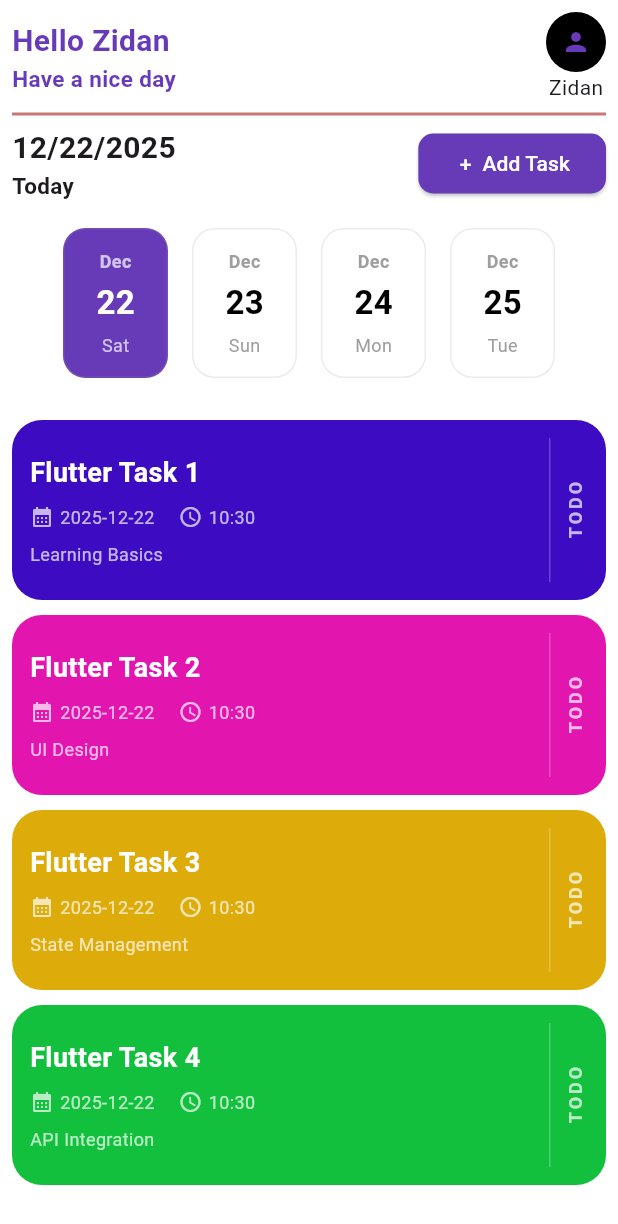
After one commit to muhamedxzidan/Taskaty_App, a Flutter app: the screen it shows after launch, after a tap on "Register", on a phone screen of 412 x 824 dp. The commit adds this screen. Shown: the top 1224 px of the screen. Run offline on Flutter 3.47's test engine with Material 3 defaults, Android fonts, the phone set to English and light mode, and no system bars; our stand-ins replace image_picker, lottie; project files that could hold a hidden picture were left out.

Commit message:
update name && Custom widgets

```diff
--- a/lib/widgets/butoom_widgets.dart
+++ b/lib/widgets/button_widget.dart
@@ -1,9 +1,9 @@
 import 'package:flutter/material.dart';
 
-class ButoomWidgets extends StatelessWidget {
+class ButtonWidget extends StatelessWidget {
   final String text;
   final VoidCallback? onPressed;
-  const ButoomWidgets({super.key, required this.text, required this.onPressed});
+  const ButtonWidget({super.key, required this.text, required this.onPressed});
 
   @override
   Widget build(BuildContext context) {
--- /dev/null
+++ b/lib/widgets/date_section.dart
@@ -0,0 +1,30 @@
+import 'package:flutter/material.dart';
+import 'package:taskaty_app/widgets/button_widget.dart';
+
+class DateSection extends StatelessWidget {
+  const DateSection({super.key});
+
+  @override
+  Widget build(BuildContext context) {
+    DateTime now = DateTime.now();
+    return Row(
+      children: [
+        Column(
+          crossAxisAlignment: CrossAxisAlignment.start,
+          children: [
+            Text(
+              "${now.month}/${now.day}/${now.year}",
+              style: const TextStyle(fontSize: 20, fontWeight: FontWeight.bold),
+            ),
+            const Text(
+              "Today",
+              style: TextStyle(fontSize: 15, fontWeight: FontWeight.bold),
+            ),
+          ],
+        ),
+        const Spacer(),
+        ButtonWidget(text: " +  Add Task", onPressed: () {}),
+      ],
+    );
+  }
+}
--- a/lib/widgets/days_contener_widget.dart
+++ b/lib/widgets/days_container_widget.dart
@@ -1,7 +1,7 @@
 import 'package:flutter/material.dart';
 
-class DaysContenerWidget extends StatelessWidget {
-  const DaysContenerWidget({
+class DaysContainerWidget extends StatelessWidget {
+  const DaysContainerWidget({
     required this.days,
     required this.month,
     required this.number,
--- /dev/null
+++ b/lib/widgets/days_list_widget.dart
@@ -0,0 +1,88 @@
+import 'package:flutter/material.dart';
+import 'package:taskaty_app/widgets/days_container_widget.dart';
+
+class DaysListWidget extends StatelessWidget {
+  final String selectedDay;
+  final Function(String) onDaySelected;
+
+  const DaysListWidget({
+    super.key,
+    required this.selectedDay,
+    required this.onDaySelected,
+  });
+
+  @override
+  Widget build(BuildContext context) {
+    DateTime now = DateTime.now();
+    List<String> months = [
+      "Jan",
+      "Feb",
+      "Mar",
+      "Apr",
+      "May",
+      "Jun",
+      "Jul",
+      "Aug",
+      "Sep",
+      "Oct",
+      "Nov",
+      "Dec",
+    ];
+    String currentMonth = months[now.month - 1];
+
+    return SingleChildScrollView(
+      scrollDirection: Axis.horizontal,
+      child: Row(
+        children: [
+          _dayButton(
+            "saturday",
+            "Sat",
+            "${now.day}",
+            currentMonth,
+            Colors.deepPurple,
+          ),
+          _dayButton(
+            "sunday",
+            "Sun",
+            "${now.day + 1}",
+            currentMonth,
+            Colors.deepPurple,
+          ),
+          _dayButton(
+            "monday",
+            "Mon",
+            "${now.day + 2}",
+            currentMonth,
+            const Color.fromARGB(255, 235, 66, 117),
+          ),
+          _dayButton(
+            "tuesday",
+            "Tue",
+            "${now.day + 3}",
+            currentMonth,
+            const Color.fromARGB(255, 235, 66, 117),
+          ),
+        ],
+      ),
+    );
+  }
+
+  Widget _dayButton(
+    String id,
+    String label,
+    String num,
+    String month,
+    Color color,
+  ) {
+    return InkWell(
+      onTap: () => onDaySelected(id),
+      child: DaysContainerWidget(
+        days: label,
+        number: num,
+        month: month,
+        color: color,
+        isActive: selectedDay == id,
+      ),
+    );
+  }
+}
--- /dev/null
+++ b/lib/widgets/home_header.dart
@@ -0,0 +1,61 @@
+import 'package:flutter/material.dart';
+import 'package:taskaty_app/screens/auth_screen.dart';
+import 'package:taskaty_app/widgets/avatar_widget.dart';
+
+class HomeHeader extends StatelessWidget {
+  const HomeHeader({super.key});
+
+  @override
+  Widget build(BuildContext context) {
+    return Row(
+      mainAxisAlignment: MainAxisAlignment.spaceBetween,
+      children: [
+        const Expanded(
+          child: Column(
+            crossAxisAlignment: CrossAxisAlignment.start,
+            children: [
+              Text(
+                "Hello Zidan ",
+                style: TextStyle(
+                  fontSize: 20,
+                  fontWeight: FontWeight.bold,
+                  color: Colors.deepPurple,
+                ),
+              ),
+              Text(
+                "Have a nice day",
+                style: TextStyle(
+                  fontSize: 15,
+                  fontWeight: FontWeight.bold,
+                  color: Colors.deepPurple,
+                ),
+              ),
+            ],
+          ),
+        ),
+        _buildUserAvatar(context),
+      ],
+    );
+  }
+
+  Widget _buildUserAvatar(BuildContext context) {
+    return Column(
+      children: [
+        InkWell(
+          onTap: () => Navigator.push(
+            context,
+            MaterialPageRoute(builder: (context) => const AuthScreen()),
+          ),
+          child: const AvatarWidget(
+            icon: Icons.person,
+            size: 20,
+            radius: 20,
+            color: Colors.black,
+            iconColor: Colors.deepPurple,
+          ),
+        ),
+        const Text("Zidan"),
+      ],
+    );
+  }
+}
--- a/lib/widgets/task_contener.dart
+++ b/lib/widgets/task_container.dart
@@ -1,12 +1,12 @@
 import 'package:flutter/material.dart';
 
-class TaskContener extends StatelessWidget {
+class TaskContainer extends StatelessWidget {
   final String title;
   final String description;
   final String date;
   final String time;
   final Color color;
-  const TaskContener({
+  const TaskContainer({
     required this.title,
     required this.description,
     required this.date,
--- a/lib/widgets/task_item.dart
+++ b/lib/widgets/task_item.dart
@@ -1,5 +1,5 @@
 import 'package:flutter/material.dart';
-import 'package:taskaty_app/widgets/task_contener.dart';
+import 'package:taskaty_app/widgets/task_container.dart';
 
 class TaskItem extends StatelessWidget {
   final String title;
@@ -31,7 +31,7 @@ class TaskItem extends StatelessWidget {
         Icons.check,
       ),
       onDismissed: (direction) => onDismissed?.call(),
-      child: TaskContener(
+      child: TaskContainer(
         title: title,
         time: "${now.hour}:${now.minute}",
         date: "${now.year}-${now.month}-${now.day}",
--- /dev/null
+++ b/lib/widgets/tasks_list_widget.dart
@@ -0,0 +1,41 @@
+import 'package:flutter/material.dart';
+import 'package:taskaty_app/widgets/task_item.dart';
+
+class TasksListWidget extends StatelessWidget {
+  const TasksListWidget({super.key});
+
+  @override
+  Widget build(BuildContext context) {
+    return Expanded(
+      child: ListView(
+        children: const [
+          SizedBox(height: 10),
+          TaskItem(
+            title: "Flutter Task 1",
+            description: "Learning Basics",
+            color: Color.fromARGB(255, 60, 11, 194),
+          ),
+          SizedBox(height: 10),
+          TaskItem(
+            title: "Flutter Task 2",
+            description: "UI Design",
+            color: Color.fromARGB(255, 226, 22, 175),
+          ),
+          SizedBox(height: 10),
+          TaskItem(
+            title: "Flutter Task 3",
+            description: "State Management",
+            color: Color.fromARGB(255, 221, 172, 11),
+          ),
+          SizedBox(height: 10),
+          TaskItem(
+            title: "Flutter Task 4",
+            description: "API Integration",
+            color: Color.fromARGB(255, 19, 192, 62),
+          ),
+          SizedBox(height: 10),
+        ],
+      ),
+    );
+  }
+}
```
Also changed, not shown: lib/screens/auth_screen.dart (+9 -9 lines), lib/screens/tasks_screen.dart (+15 -195 lines).
